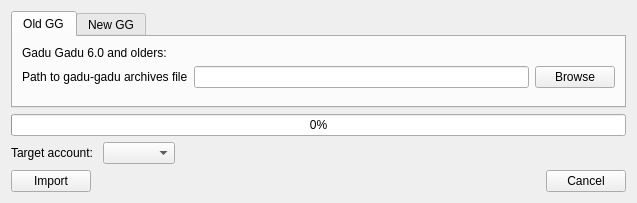
First picture: the form in gui/import_history.ui, repository Kicer86/kadu-import_history, before the edit.
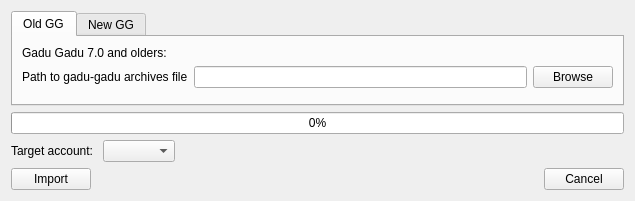
Second picture: the form after the edit.

```diff
--- a/gui/import_history.ui
+++ b/gui/import_history.ui
@@ -6,8 +6,8 @@
    <rect>
     <x>0</x>
     <y>0</y>
-    <width>637</width>
-    <height>203</height>
+    <width>635</width>
+    <height>201</height>
    </rect>
   </property>
   <property name="windowTitle">
@@ -27,7 +27,7 @@
        <item>
         <widget class="QLabel" name="label_2">
          <property name="text">
-          <string>Gadu Gadu 6.0 and olders:</string>
+          <string>Gadu Gadu 7.0 and olders:</string>
          </property>
         </widget>
        </item>
```
